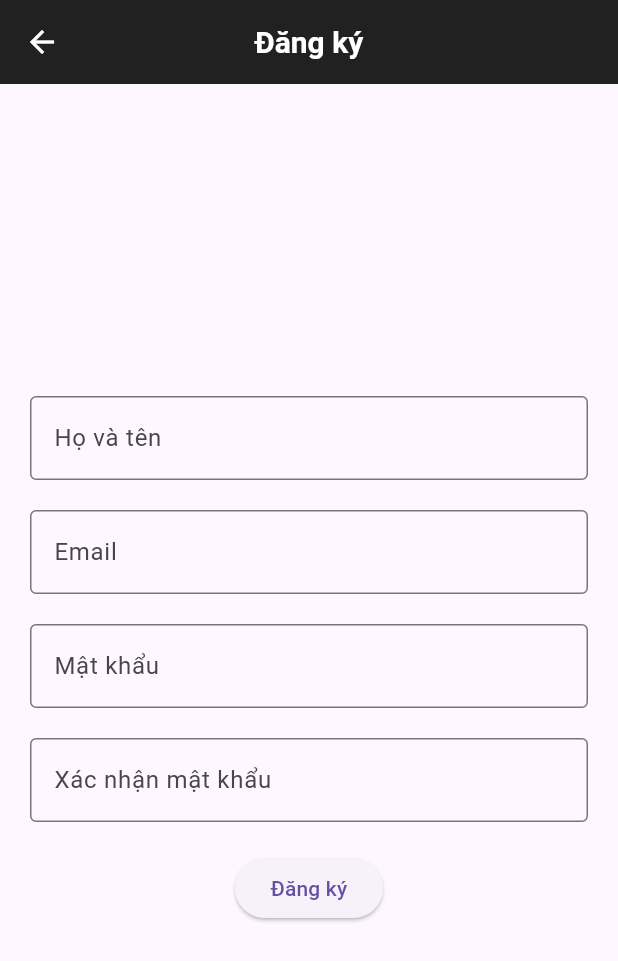
After one commit to phuongtruong472001/Cinema, a Flutter app: the SignUpScreen screen opened directly, after a tap on "Đăng ký", on a phone screen of 412 x 824 dp. The commit adds this screen. Shown: the top 961 px of the screen. Run offline on Flutter 3.47's test engine with Material 3 defaults, Android fonts, the phone set to English and light mode, and no system bars; our stand-ins replace cached_network_image, card_swiper, dio, font_awesome_flutter, freezed_annotation, get_storage and 2 more; accounts and stored records are empty; generated files the repository leaves out were written again; network calls fail.

Commit message:
feat: sign up screen

```diff
--- a/lib/const/api_url.dart
+++ b/lib/const/api_url.dart
@@ -2,4 +2,5 @@ class ApiUrl {
   /// link dev
   static const String baseUrl = 'http://localhost:3000';
   static const String login = '/auth/login';
+  static const String register = '/auth/register';
 }
--- a/lib/datasource/network/dio_client.dart
+++ b/lib/datasource/network/dio_client.dart
@@ -56,6 +56,9 @@ dynamic responseInterceptor(
 ) async {
   if (response.statusCode == 200 || response.statusCode == 201) {
     dynamic data = response.data;
+    Logger().d({
+      'body': data,
+    });
     return handler.next(
       Response(
         requestOptions: response.requestOptions,
--- a/lib/pages/login.dart
+++ b/lib/pages/login.dart
@@ -1,4 +1,3 @@
-import 'package:dio/dio.dart';
 import 'package:flutter/material.dart';
 import 'package:s7_cinema/datasource/local/storage.dart';
 import 'package:s7_cinema/models/response/login_response/login_response.dart';
@@ -29,23 +28,6 @@ class _LoginPageState extends State<LoginPage> {
       Navigator.pushNamed(context, 'home');
     } catch (error) {
       print(error);
-    }
-  }
-
-  Future<void> fetchData() async {
-    try {
-      var dio = Dio();
-      var response = await dio.post('http://localhost:3000/auth/login', data: {
-        "email": "admin@cinema.com", //_emailController.text.trim()
-        "password": "12345678", //_passwordController.text.trim()
-        'headers': {
-          'Content-Type': 'application/json',
-        },
-      });
-      print(response.data); // Handle your response data here
-    } catch (e) {
-      print(e.toString());
-      // Handle error appropriately
     }
   }
 
--- /dev/null
+++ b/lib/pages/sign_up.dart
@@ -0,0 +1,88 @@
+import 'package:flutter/material.dart';
+import 'package:s7_cinema/repository/auth/auth_repository.dart';
+
+class SignUpScreen extends StatefulWidget {
+  const SignUpScreen({super.key});
+
+  @override
+  _SignUpScreenState createState() => _SignUpScreenState();
+}
+
+class _SignUpScreenState extends State<SignUpScreen> {
+  final TextEditingController _nameController = TextEditingController();
+  final TextEditingController _emailController = TextEditingController();
+  final TextEditingController _passwordController = TextEditingController();
+  final TextEditingController _confirmPasswordController = TextEditingController();
+
+  final api = ApiLogin.instance.restClient;
+
+  void doSignUp() async {
+    try {
+      final response = await api.register({
+        "name": _nameController.text.trim(),
+        "email": _emailController.text.trim(),
+        "password": _passwordController.text.trim(),
+      });
+      Navigator.pushNamed(context, 'login');
+    } catch (error) {
+      print(error);
+    }
+  }
+
+  @override
+  Widget build(BuildContext context) {
+    return Scaffold(
+      appBar: AppBar(
+        title: const Text('Đăng ký'),
+      ),
+      body: Padding(
+        padding: const EdgeInsets.all(20.0),
+        child: Column(
+          mainAxisAlignment: MainAxisAlignment.center,
+          children: <Widget>[
+            TextField(
+              controller: _nameController,
+              decoration: const InputDecoration(
+                labelText: 'Họ và tên',
+                border: OutlineInputBorder(),
+              ),
+            ),
+            const SizedBox(height: 20.0),
+            TextField(
+              controller: _emailController,
+              decoration: const InputDecoration(
+                labelText: 'Email',
+                border: OutlineInputBorder(),
+              ),
+            ),
+            const SizedBox(height: 20.0),
+            TextField(
+              controller: _passwordController,
+              obscureText: true,
+              decoration: const InputDecoration(
+                labelText: 'Mật khẩu',
+                border: OutlineInputBorder(),
+              ),
+            ),
+            const SizedBox(height: 20.0),
+            TextField(
+              controller: _confirmPasswordController,
+              obscureText: true,
+              decoration: const InputDecoration(
+                labelText: 'Xác nhận mật khẩu',
+                border: OutlineInputBorder(),
+              ),
+            ),
+            const SizedBox(height: 20.0),
+            ElevatedButton(
+              onPressed: () {
+                doSignUp();
+              },
+              child: const Text('Đăng ký'),
+            ),
+          ],
+        ),
+      ),
+    );
+  }
+}
--- a/lib/repository/auth/auth_repository.dart
+++ b/lib/repository/auth/auth_repository.dart
@@ -21,4 +21,7 @@ abstract class RestClientApi {
 
   @POST(ApiUrl.login)
   Future<ApiResponse<LoginResponse>> login(@Body() Map<String, dynamic> body);
+
+  @POST(ApiUrl.register)
+  Future<ApiResponse<LoginResponse>> register(@Body() Map<String, dynamic> body);
 }
```
Also changed, not shown: lib/repository/auth/auth_repository.g.dart.
